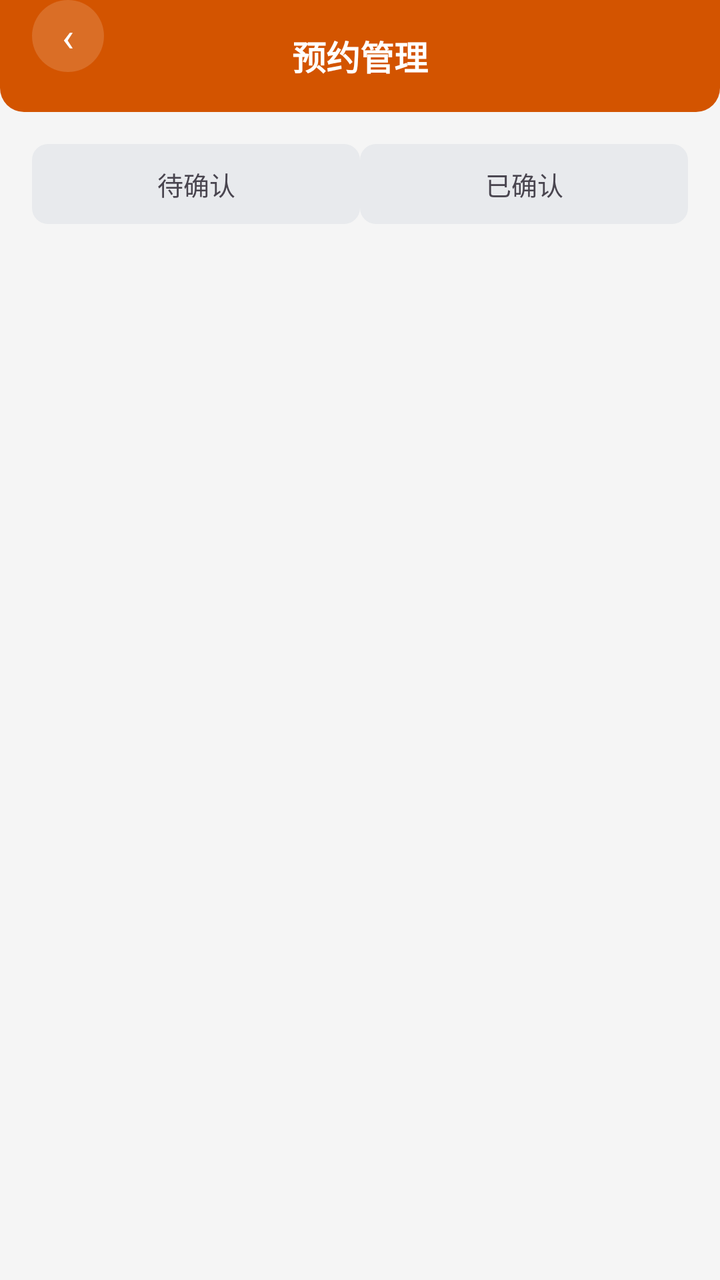
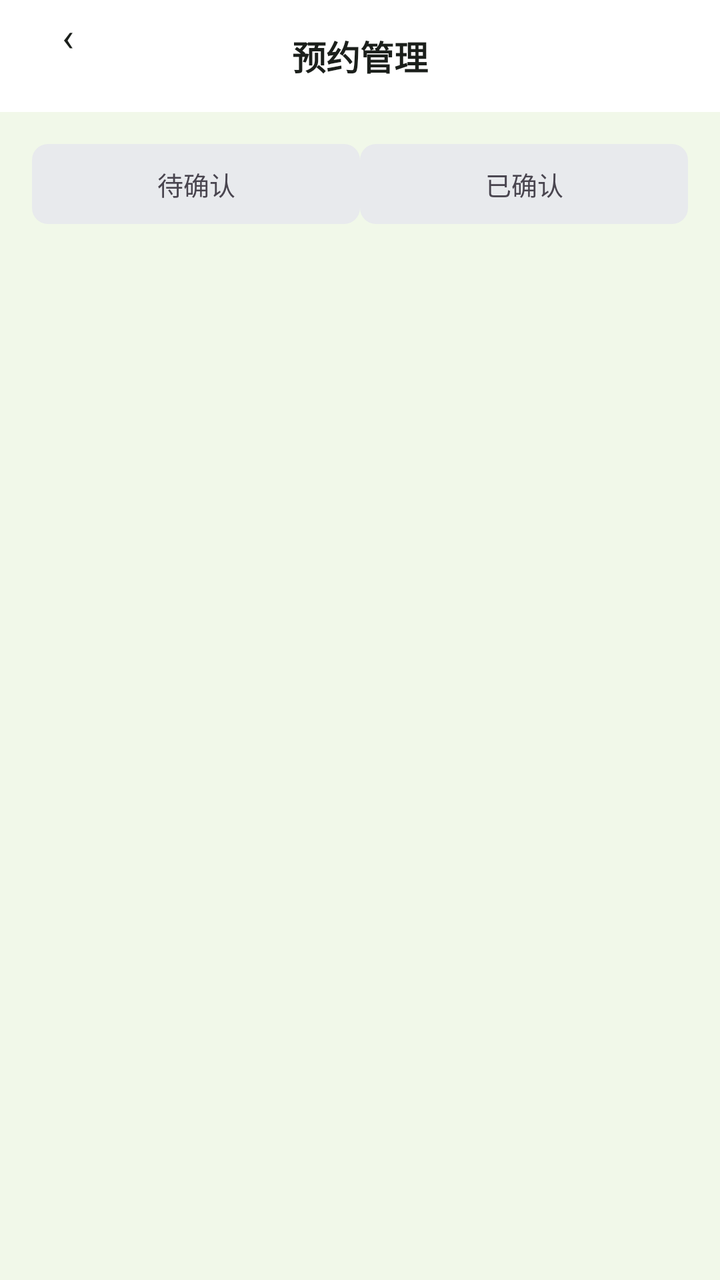

The first picture is an Android layout as it rendered before a commit; the second is the same layout after the commit. The layout source and the unified diff follow.
<!-- AndroidManifest.xml: application theme Theme.ClothingSI -->
<!-- res/layout/activity_appointments.xml -->
<?xml version="1.0" encoding="utf-8"?>
<LinearLayout xmlns:android="http://schemas.android.com/apk/res/android"
    xmlns:app="http://schemas.android.com/apk/res-auto"
    android:layout_width="match_parent" android:layout_height="match_parent"
    android:orientation="vertical" android:background="#F5F5F5">
    <RelativeLayout android:layout_width="match_parent" android:layout_height="56dp"
        android:background="@drawable/header_bar_bg" android:paddingHorizontal="16dp">
        <TextView android:id="@+id/btn_back" android:layout_width="36dp" android:layout_height="36dp"
            android:text="‹" android:textSize="20dp" android:textColor="#FFFFFF"
            android:gravity="center" android:background="@drawable/circle_bg" />
        <TextView android:layout_width="wrap_content" android:layout_height="wrap_content"
            android:text="预约管理" android:textSize="17dp" android:textStyle="bold"
            android:textColor="#FFFFFF" android:layout_centerInParent="true" />
    </RelativeLayout>
    <ScrollView android:layout_width="match_parent" android:layout_height="match_parent" android:padding="16dp">
        <LinearLayout android:layout_width="match_parent" android:layout_height="wrap_content" android:orientation="vertical">
            <LinearLayout android:layout_width="match_parent" android:layout_height="wrap_content"
                android:orientation="horizontal" android:gravity="center" android:layout_marginBottom="14dp" android:weightSum="2">
                <TextView android:id="@+id/tab_pending" android:layout_width="0dp" android:layout_height="40dp"
                    android:layout_weight="1" android:gravity="center" android:text="待确认"
                    android:textSize="13dp" android:background="@drawable/segment_tab_bg" />
                <TextView android:id="@+id/tab_confirmed" android:layout_width="0dp" android:layout_height="40dp"
                    android:layout_weight="1" android:gravity="center" android:text="已确认"
                    android:textSize="13dp" android:background="@drawable/segment_tab_bg" />
            </LinearLayout>
            <androidx.recyclerview.widget.RecyclerView android:id="@+id/rv_appointments"
                android:layout_width="match_parent" android:layout_height="wrap_content" />
        </LinearLayout>
    </ScrollView>
</LinearLayout>
<!-- resources referenced by this layout -->
<resources>
  <!-- drawable circle_bg (drawable) -->
  <?xml version="1.0" encoding="utf-8"?>
  <shape xmlns:android="http://schemas.android.com/apk/res/android" android:shape="oval">
      <solid android:color="#26FFFFFF" />
  </shape>
  <!-- drawable header_bar_bg (drawable) -->
  <?xml version="1.0" encoding="utf-8"?>
  <shape xmlns:android="http://schemas.android.com/apk/res/android" android:shape="rectangle">
      <solid android:color="#D35400" />
      <corners android:bottomLeftRadius="12dp" android:bottomRightRadius="12dp" />
  </shape>
  <!-- drawable segment_tab_bg (drawable) -->
  <?xml version="1.0" encoding="utf-8"?>
  <selector xmlns:android="http://schemas.android.com/apk/res/android">
      <item android:state_selected="true">
          <shape android:shape="rectangle">
              <solid android:color="#FFFFFF" />
              <corners android:radius="8dp" />
          </shape>
      </item>
      <item>
          <shape android:shape="rectangle">
              <solid android:color="#E8EAED" />
              <corners android:radius="8dp" />
          </shape>
      </item>
  </selector>
  <style name="Theme.ClothingSI" parent="Theme.Material3.Light.NoActionBar">
          <item name="colorPrimary">@color/primary</item>
          <item name="colorPrimaryDark">@color/primary_dark</item>
          <item name="colorAccent">@color/accent</item>
          <item name="android:statusBarColor">@color/primary_dark</item>
          <item name="android:navigationBarColor">@color/white</item>
      </style>
  <color name="primary">#E85D3A</color>
  <color name="primary_dark">#D35400</color>
  <color name="accent">#F4A460</color>
  <color name="white">#FFFFFF</color>
</resources>

<!-- the commit's change to res/layout/activity_appointments.xml (unified diff, before → after) -->
@@ -2,15 +2,15 @@
 <LinearLayout xmlns:android="http://schemas.android.com/apk/res/android"
     xmlns:app="http://schemas.android.com/apk/res-auto"
     android:layout_width="match_parent" android:layout_height="match_parent"
-    android:orientation="vertical" android:background="#F5F5F5">
+    android:orientation="vertical" android:background="@color/bg">
     <RelativeLayout android:layout_width="match_parent" android:layout_height="56dp"
         android:background="@drawable/header_bar_bg" android:paddingHorizontal="16dp">
         <TextView android:id="@+id/btn_back" android:layout_width="36dp" android:layout_height="36dp"
-            android:text="‹" android:textSize="20dp" android:textColor="#FFFFFF"
+            android:text="‹" android:textSize="20dp" android:textColor="@color/text_primary"
             android:gravity="center" android:background="@drawable/circle_bg" />
         <TextView android:layout_width="wrap_content" android:layout_height="wrap_content"
             android:text="预约管理" android:textSize="17dp" android:textStyle="bold"
-            android:textColor="#FFFFFF" android:layout_centerInParent="true" />
+            android:textColor="@color/text_primary" android:layout_centerInParent="true" />
     </RelativeLayout>
     <ScrollView android:layout_width="match_parent" android:layout_height="match_parent" android:padding="16dp">
         <LinearLayout android:layout_width="match_parent" android:layout_height="wrap_content" android:orientation="vertical">
<!-- resource entries referenced after the edit -->
@@ -1,5 +1,7 @@
 <!-- resources referenced by this layout -->
 <resources>
+  <color name="bg">#F1F8E9</color>
+  <color name="text_primary">#1B1F1B</color>
   <!-- drawable circle_bg (drawable) -->
   <?xml version="1.0" encoding="utf-8"?>
   <shape xmlns:android="http://schemas.android.com/apk/res/android" android:shape="oval">
@@ -8,8 +10,7 @@
   <!-- drawable header_bar_bg (drawable) -->
   <?xml version="1.0" encoding="utf-8"?>
   <shape xmlns:android="http://schemas.android.com/apk/res/android" android:shape="rectangle">
-      <solid android:color="#D35400" />
-      <corners android:bottomLeftRadius="12dp" android:bottomRightRadius="12dp" />
+      <solid android:color="#FFFFFF" />
   </shape>
   <!-- drawable segment_tab_bg (drawable) -->
   <?xml version="1.0" encoding="utf-8"?>
@@ -31,12 +32,20 @@
           <item name="colorPrimary">@color/primary</item>
           <item name="colorPrimaryDark">@color/primary_dark</item>
           <item name="colorAccent">@color/accent</item>
-          <item name="android:statusBarColor">@color/primary_dark</item>
+          <item name="android:statusBarColor">@android:color/transparent</item>
           <item name="android:navigationBarColor">@color/white</item>
+          
+          <item name="android:windowLightStatusBar">true</item>
+          
+          <item name="android:fontFamily">sans-serif</item>
+          <item name="android:textViewStyle">@style/TextView.Base</item>
       </style>
-  <color name="primary">#E85D3A</color>
-  <color name="primary_dark">#D35400</color>
-  <color name="accent">#F4A460</color>
+  <color name="primary">#2E7D32</color>
+  <color name="primary_dark">#1B5E20</color>
+  <color name="accent">#66BB6A</color>
   <color name="white">#FFFFFF</color>
+  <style name="TextView.Base" parent="android:Widget.TextView">
+          <item name="android:fontFamily">sans-serif</item>
+      </style>
 </resources>
 
